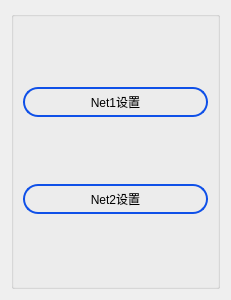
ChinaClever/BusBar-Qt, file setting/setsystem/localnetsettingdlg.ui: the form before one commit.
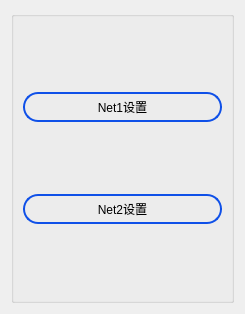
The form after the commit.

What changed in the file:
```diff
--- a/setting/setsystem/localnetsettingdlg.ui
+++ b/setting/setsystem/localnetsettingdlg.ui
@@ -6,8 +6,8 @@
    <rect>
     <x>0</x>
     <y>0</y>
-    <width>231</width>
-    <height>300</height>
+    <width>245</width>
+    <height>314</height>
    </rect>
   </property>
   <property name="minimumSize">
```
